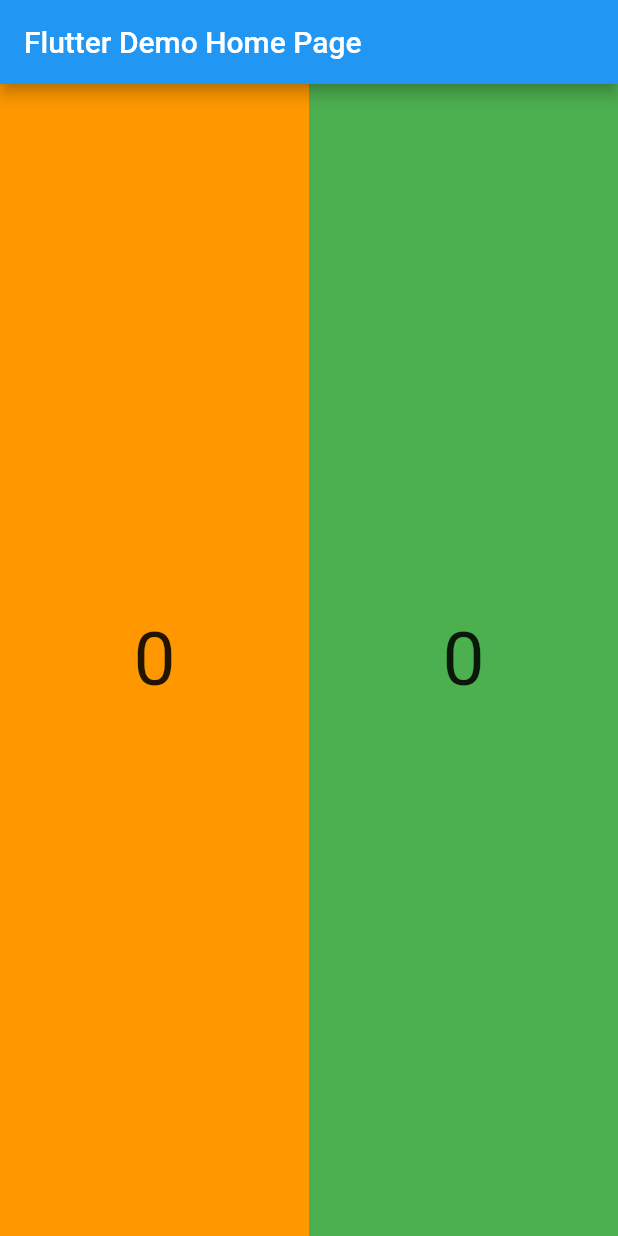
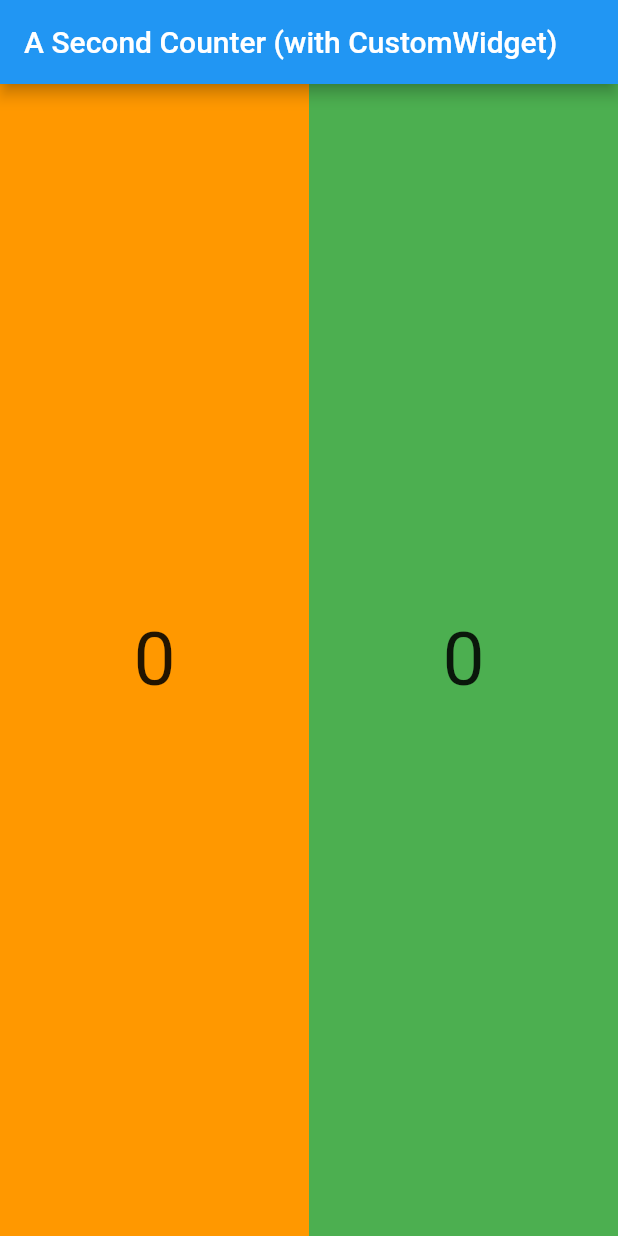
Before and after one commit to naxmefy/flutter_lab, a Flutter app: the screen it shows after launch, on a phone screen of 412 x 824 dp. Run offline on Flutter 3.47's test engine with Material 2 defaults, Android fonts, the phone set to English and light mode, and no system bars.

Commit message:
change title for a second counter app with custom widget

```diff
--- a/001_asc_custom_widget/lib/main.dart
+++ b/001_asc_custom_widget/lib/main.dart
@@ -6,11 +6,11 @@ class MyApp extends StatelessWidget {
   @override
   Widget build(BuildContext context) {
     return MaterialApp(
-      title: 'Flutter Demo',
+      title: 'A Second Counter',
       theme: ThemeData(
         primarySwatch: Colors.blue,
       ),
-      home: MyHomePage(title: 'Flutter Demo Home Page'),
+      home: MyHomePage(title: 'A Second Counter (with CustomWidget)'),
     );
   }
 }
```
